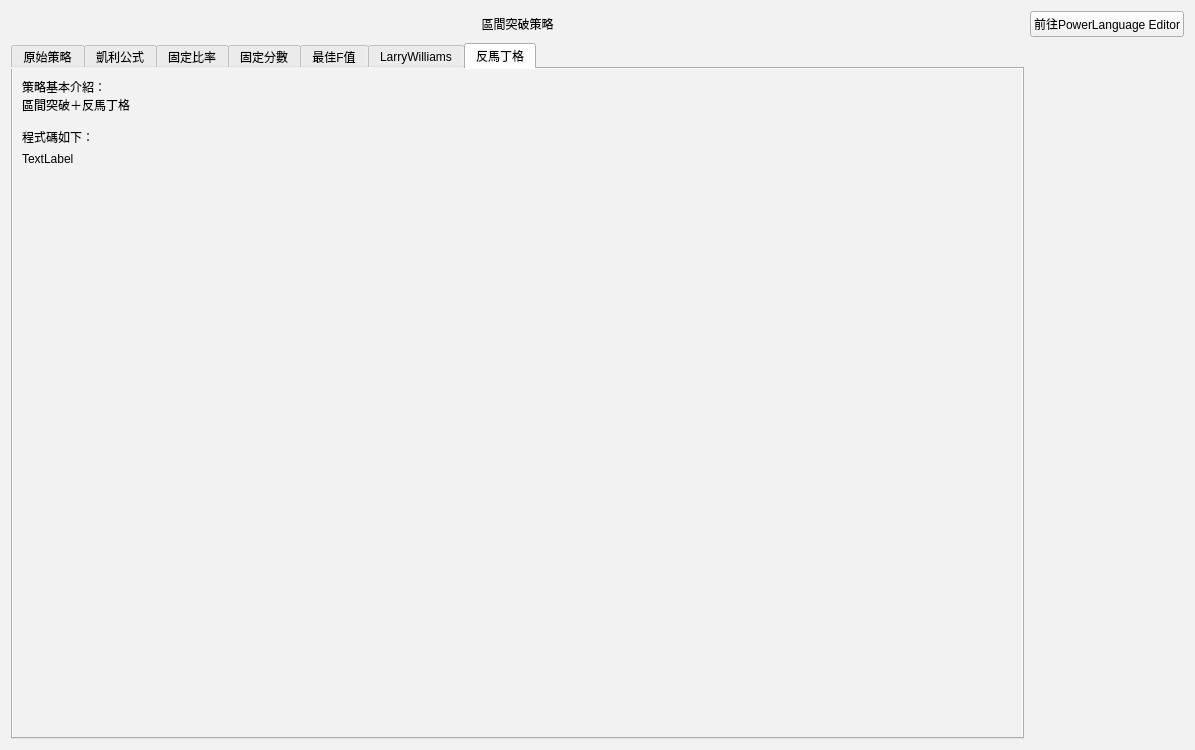
Above: RangeBreak_Strategies_UI.ui from allen93075/Winner before the change. Below: the same form after it.
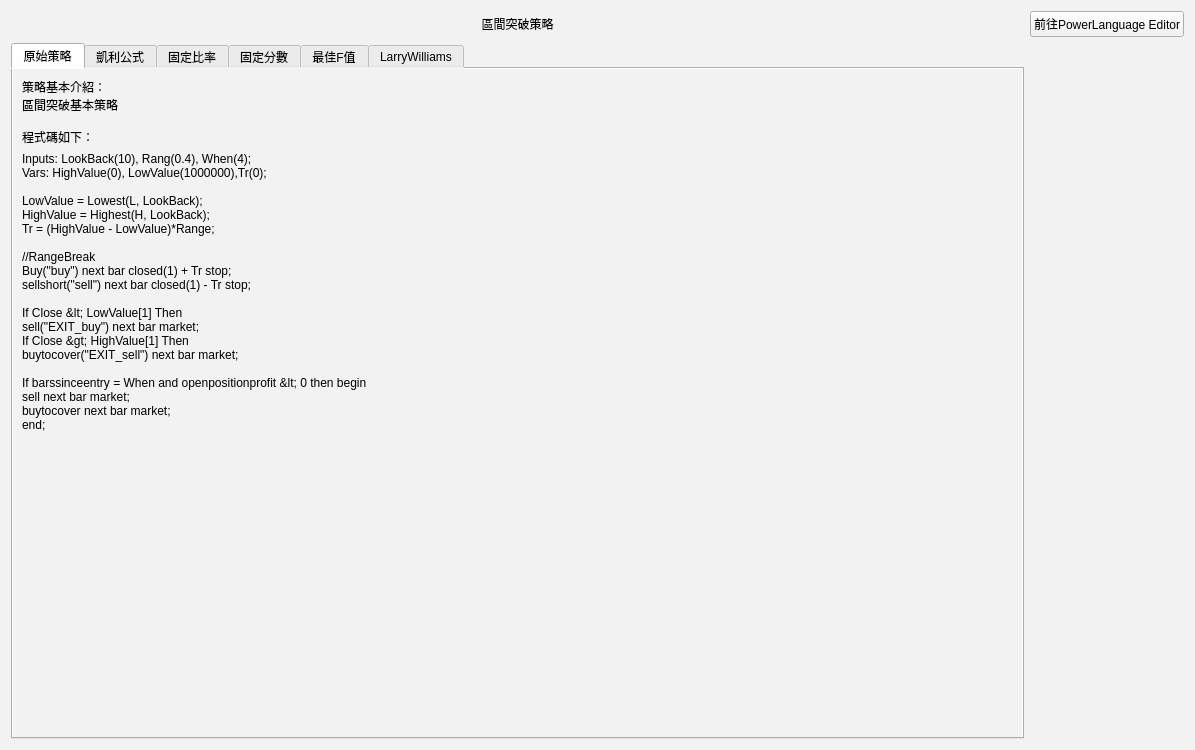
That is the form after the change. The open tabs and pages were chosen to show the change.

```diff
--- a/RangeBreak_Strategies_UI.ui
+++ b/RangeBreak_Strategies_UI.ui
@@ -480,43 +480,6 @@
        </item>
       </layout>
      </widget>
-     <widget class="QWidget" name="tab_7">
-      <attribute name="title">
-       <string>反馬丁格</string>
-      </attribute>
-      <layout class="QGridLayout" name="gridLayout_7">
-       <item row="1" column="0">
-        <widget class="QLabel" name="label_15">
-         <property name="text">
-          <string>TextLabel</string>
-         </property>
-        </widget>
-       </item>
-       <item row="0" column="0">
-        <widget class="QLabel" name="label_8">
-         <property name="text">
-          <string>策略基本介紹：
-區間突破＋反馬丁格
-
-程式碼如下：</string>
-         </property>
-        </widget>
-       </item>
-       <item row="2" column="0">
-        <spacer name="verticalSpacer_7">
-         <property name="orientation">
-          <enum>Qt::Vertical</enum>
-         </property>
-         <property name="sizeHint" stdset="0">
-          <size>
-           <width>20</width>
-           <height>40</height>
-          </size>
-         </property>
-        </spacer>
-       </item>
-      </layout>
-     </widget>
     </widget>
    </item>
   </layout>
```
